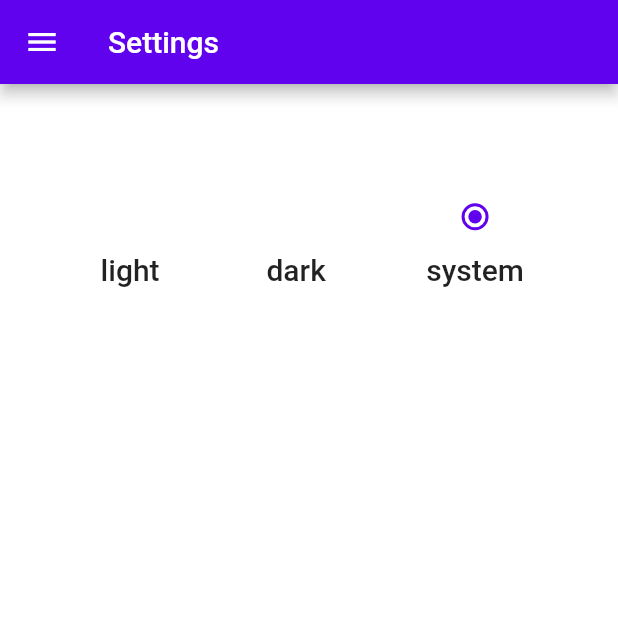
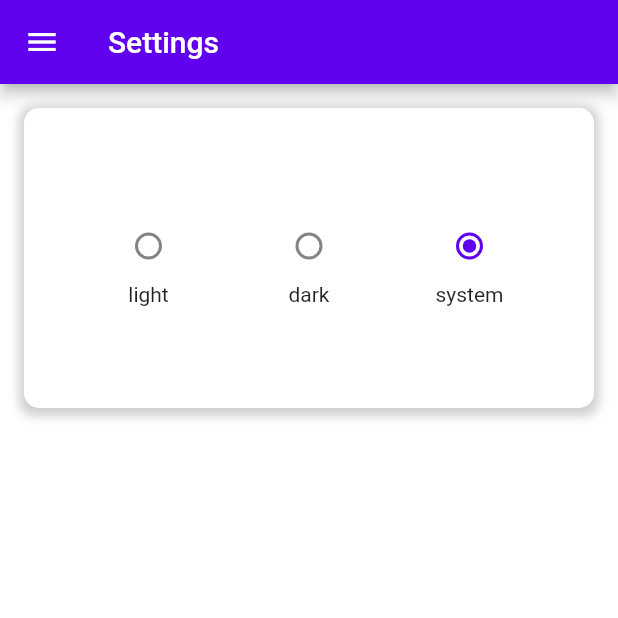
Before and after one commit to kiettruong-bbv/flutter, a Flutter app: the SettingScreen screen opened by its route, on a phone screen of 412 x 824 dp, the top half of it. Run offline on Flutter 3.47's test engine with Material 2 defaults, Android fonts, the phone set to English and light mode, and no system bars; our stand-ins replace cloud_firestore, firebase_core, fl_chart, localstorage; accounts and stored records are empty.

```diff
--- a/expense_notes/lib/view/expense_add.dart
+++ b/expense_notes/lib/view/expense_add_screen.dart
@@ -1,5 +1,4 @@
 import 'package:expense_notes/extension/platform_extension.dart';
-import 'package:expense_notes/style/my_colors.dart';
 import 'package:expense_notes/widget/platform_widget/platform_button.dart';
 import 'package:flutter/cupertino.dart';
 import 'package:flutter/material.dart';
@@ -184,7 +183,9 @@ class _AddExpenseState extends State<AddExpense> {
               onPressed: _isSubmitEnable ? _submitExpense : null,
               child: Text(
                 _isEditing ? 'EDIT' : 'ADD',
-                style: buttonTextStyle,
+                style: buttonTextStyle?.copyWith(
+                  color: Colors.white,
+                ),
               ),
             ),
           ),
--- a/expense_notes/lib/view/expense_item.dart
+++ b/expense_notes/lib/view/expense_item_screen.dart
@@ -3,7 +3,7 @@ import 'package:expense_notes/extension/date_extension.dart';
 import 'package:expense_notes/model/expense.dart';
 import 'package:expense_notes/routes.dart';
 import 'package:expense_notes/style/my_colors.dart';
-import 'package:expense_notes/view/expense_detail.dart';
+import 'package:expense_notes/view/expense_detail_screen.dart';
 import 'package:expense_notes/widget/platform_widget/platform_theme.dart';
 import 'package:flutter/material.dart';
 
@@ -26,7 +26,6 @@ class ExpenseItem extends StatelessWidget {
   @override
   Widget build(BuildContext context) {
     PlatformTheme theme = PlatformTheme(context);
-
     Color expenseColor = getColorFromHex(expense.color) ?? MyColors.primary;
 
     return GestureDetector(
@@ -54,6 +53,7 @@ class ExpenseItem extends StatelessWidget {
         child: Row(
           children: [
             Container(
+              width: 80,
               padding: const EdgeInsets.all(3),
               decoration: BoxDecoration(
                 border: Border.all(
@@ -64,6 +64,7 @@ class ExpenseItem extends StatelessWidget {
               child: Center(
                 child: Text(
                   '\$${expense.price}',
+                  overflow: TextOverflow.ellipsis,
                   style: TextStyle(
                     color: expenseColor,
                     fontWeight: FontWeight.bold,
@@ -81,6 +82,7 @@ class ExpenseItem extends StatelessWidget {
                 children: [
                   Text(
                     expense.name,
+                    overflow: TextOverflow.ellipsis,
                     style: theme.getDefaultTextStyle()?.copyWith(
                           fontSize: 20,
                           fontWeight: FontWeight.bold,
--- a/expense_notes/lib/view/expense_list.dart
+++ b/expense_notes/lib/view/expense_list_screen.dart
@@ -2,8 +2,8 @@ import 'package:cloud_firestore/cloud_firestore.dart';
 import 'package:expense_notes/extension/platform_extension.dart';
 import 'package:expense_notes/model/expense.dart';
 import 'package:expense_notes/model/expense_model.dart';
-import 'package:expense_notes/view/expense_add.dart';
-import 'package:expense_notes/view/expense_item.dart';
+import 'package:expense_notes/view/expense_add_screen.dart';
+import 'package:expense_notes/view/expense_item_screen.dart';
 import 'package:flutter/cupertino.dart';
 import 'package:flutter/material.dart';
 import 'package:provider/provider.dart';
--- a/expense_notes/lib/view/home.dart
+++ b/expense_notes/lib/view/home_screen.dart
@@ -1,14 +1,14 @@
 import 'package:expense_notes/extension/platform_extension.dart';
 import 'package:expense_notes/model/chart_model.dart';
 import 'package:expense_notes/model/expense_model.dart';
-import 'package:expense_notes/view/expense_chart.dart';
-import 'package:expense_notes/view/expense_list.dart';
+import 'package:expense_notes/view/expense_chart_screen.dart';
+import 'package:expense_notes/view/expense_list_screen.dart';
 import 'package:expense_notes/widget/app_drawer.dart';
 import 'package:expense_notes/widget/chart.dart';
 import 'package:flutter/cupertino.dart';
 import 'package:flutter/material.dart';
 import 'package:expense_notes/model/expense.dart';
-import 'package:expense_notes/view/expense_add.dart';
+import 'package:expense_notes/view/expense_add_screen.dart';
 import 'package:provider/provider.dart';
 
 class HomeScreen extends StatefulWidget {
--- a/expense_notes/lib/view/setting.dart
+++ b/expense_notes/lib/view/setting_screen.dart
@@ -1,4 +1,5 @@
 import 'package:expense_notes/extension/platform_extension.dart';
+import 'package:expense_notes/style/my_colors.dart';
 import 'package:expense_notes/style/theme_manager.dart';
 import 'package:expense_notes/widget/app_drawer.dart';
 import 'package:expense_notes/widget/platform_widget/platform_theme.dart';
@@ -25,7 +26,36 @@ class _SettingScreenState extends State<SettingScreen> {
         title: const Text('Settings'),
         backgroundColor: theme.getPrimaryColor(),
       ),
-      body: _buildThemeSection(),
+      body: _buildSection(
+        child: _buildThemeSection(),
+      ),
+    );
+  }
+
+  Widget _buildSection({required Widget child}) {
+    PlatformTheme theme = PlatformTheme(context);
+
+    return Padding(
+      padding: const EdgeInsets.all(16),
+      child: Container(
+        decoration: BoxDecoration(
+          color: theme.getBackgroundColor(),
+          borderRadius: const BorderRadius.only(
+              topLeft: Radius.circular(10),
+              topRight: Radius.circular(10),
+              bottomLeft: Radius.circular(10),
+              bottomRight: Radius.circular(10)),
+          boxShadow: [
+            BoxShadow(
+              color: Colors.grey.withOpacity(0.5),
+              spreadRadius: 3,
+              blurRadius: 5,
+              offset: const Offset(0, 2),
+            ),
+          ],
+        ),
+        child: child,
+      ),
     );
   }
 
@@ -58,26 +88,18 @@ class _SettingScreenState extends State<SettingScreen> {
     required ThemeMode mode,
   }) {
     ThemeManager themeManager = context.watch<ThemeManager>();
-    ThemeData theme = Theme.of(context);
-
-    Color primaryColor = isAndroid()
-        ? Theme.of(context).primaryColor
-        : CupertinoTheme.of(context).primaryColor;
-
-    TextStyle? textStyle = isAndroid()
-        ? Theme.of(context).textTheme.titleLarge
-        : CupertinoTheme.of(context).textTheme.textStyle;
+    PlatformTheme theme = PlatformTheme(context);
 
     return Theme(
       data: Theme.of(context).copyWith(
-        unselectedWidgetColor: theme.colorScheme.onPrimary,
+        unselectedWidgetColor: MyColors.grey,
       ),
       child: Column(
         mainAxisAlignment: MainAxisAlignment.center,
         crossAxisAlignment: CrossAxisAlignment.center,
         children: [
           Radio<ThemeMode>(
-            activeColor: primaryColor,
+            activeColor: theme.getPrimaryColor(),
             value: mode,
             groupValue: themeManager.currentTheme,
             onChanged: (ThemeMode? newTheme) {
@@ -88,7 +110,7 @@ class _SettingScreenState extends State<SettingScreen> {
           ),
           Text(
             mode.name,
-            style: textStyle,
+            style: theme.getDefaultTextStyle(),
           ),
         ],
       ),
--- a/expense_notes/lib/widget/platform_widget/platform_app.dart
+++ b/expense_notes/lib/widget/platform_widget/platform_app.dart
@@ -1,6 +1,6 @@
 import 'package:expense_notes/style/my_theme.dart';
-import 'package:expense_notes/view/expense_list.dart';
-import 'package:expense_notes/view/home.dart';
+import 'package:expense_notes/view/expense_list_screen.dart';
+import 'package:expense_notes/view/home_screen.dart';
 import 'package:expense_notes/widget/platform_widget/platform_widget.dart';
 import 'package:flutter/cupertino.dart';
 import 'package:flutter/material.dart';
--- a/expense_notes/lib/widget/platform_widget/platform_theme.dart
+++ b/expense_notes/lib/widget/platform_widget/platform_theme.dart
@@ -93,10 +93,10 @@ class PlatformThemeIOS implements PlatformThemeInterface {
 
   @override
   TextStyle? getDrawerTitle() {
-    return CupertinoTheme.of(context)
-        .textTheme
-        .navTitleTextStyle
-        .copyWith(fontSize: 25);
+    return CupertinoTheme.of(context).textTheme.navTitleTextStyle.copyWith(
+          color: Colors.white,
+          fontSize: 25,
+        );
   }
 
   @override
```
Also changed, not shown: expense_notes/lib/main.dart (+4 -6 lines), expense_notes/lib/view/expense_chart_screen.dart (renamed from expense_notes/lib/view/expense_chart.dart), expense_notes/lib/view/expense_detail_screen.dart (renamed from expense_notes/lib/view/expense_detail.dart), expense_notes/lib/view/splash_screen.dart (renamed from expense_notes/lib/view/splash.dart), 4 other files.
